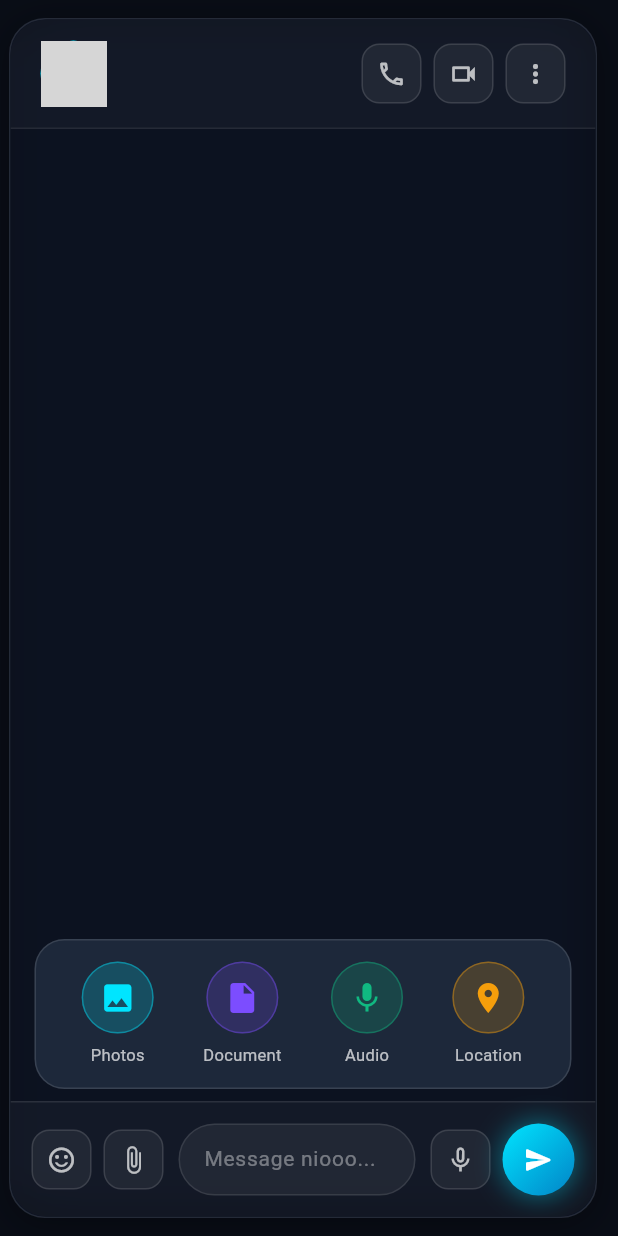
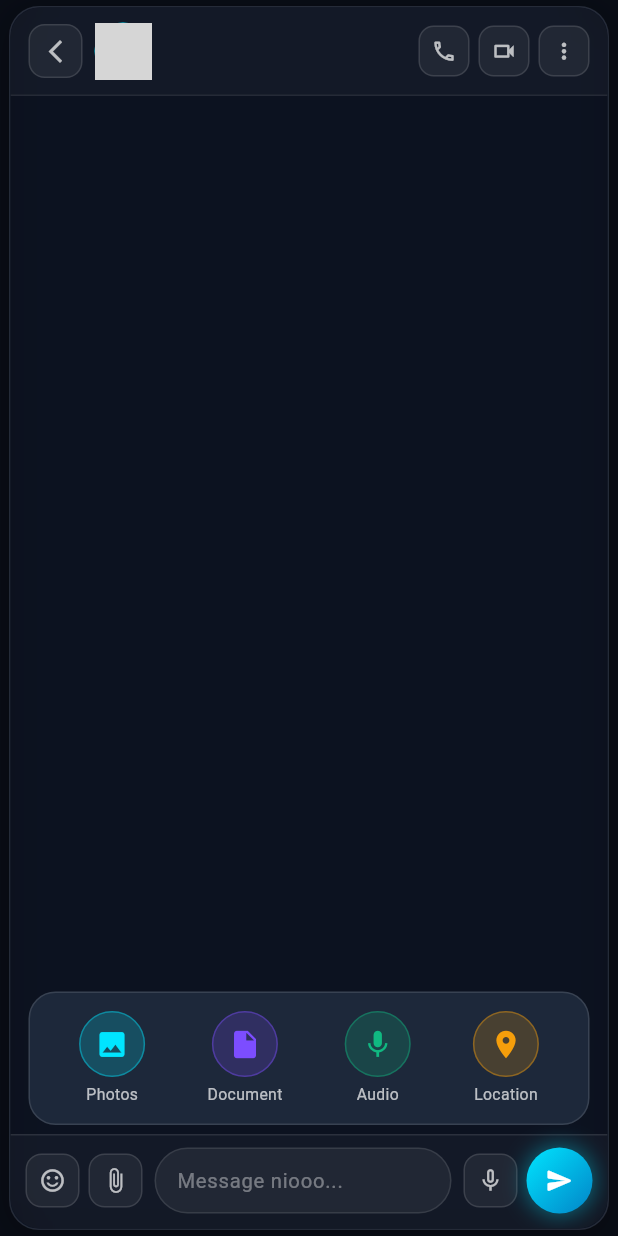
Before and after one commit to niooon-com/flutter-web-live, a Flutter app: the ConversationPage widget shown alone on an empty page, opened directly with empty values, item 2 of the bottom bar chosen, on a phone screen of 412 x 824 dp. Run offline on Flutter 3.47's test engine with Material 3 defaults, Android fonts, the phone set to English and light mode, and no system bars; network calls fail; grey boxes are pictures that could not be loaded.

Commit message:
feat: sync lib/pages/conversation_page.dart

```diff
--- a/lib/pages/conversation_page.dart
+++ b/lib/pages/conversation_page.dart
@@ -8,7 +8,7 @@ class ConversationPage extends StatefulWidget {
   final List<ChatMessage> messages;
   final Function(String) onSendMessage;
   final Function(String, bool) onStartCall;
-  final VoidCallback? onBack;
+  final VoidCallback onBack;
 
   const ConversationPage({
     super.key,
@@ -16,7 +16,7 @@ class ConversationPage extends StatefulWidget {
     required this.messages,
     required this.onSendMessage,
     required this.onStartCall,
-    this.onBack,
+    required this.onBack,
   });
 
   @override
@@ -49,7 +49,8 @@ class _ConversationPageState extends State<ConversationPage> {
   @override
   Widget build(BuildContext context) {
     return GlassContainer(
-      margin: const EdgeInsets.fromLTRB(6, 12, 14, 12),
+      margin: const EdgeInsets.symmetric(vertical: 4, horizontal: 6),
+      borderRadius: 20,
       child: Column(
         children: [
           // Conversation Header
@@ -61,7 +62,7 @@ class _ConversationPageState extends State<ConversationPage> {
           Expanded(
             child: ListView.builder(
               controller: _scrollController,
-              padding: const EdgeInsets.symmetric(horizontal: 20, vertical: 16),
+              padding: const EdgeInsets.symmetric(horizontal: 14, vertical: 12),
               itemCount: widget.messages.length,
               itemBuilder: (context, index) {
                 final msg = widget.messages[index];
@@ -82,24 +83,24 @@ class _ConversationPageState extends State<ConversationPage> {
 
   Widget _buildHeader() {
     return Container(
-      padding: const EdgeInsets.symmetric(horizontal: 20, vertical: 14),
+      padding: const EdgeInsets.symmetric(horizontal: 12, vertical: 10),
       color: Colors.white.withValues(alpha: 0.03),
       child: Row(
         children: [
-          if (widget.onBack != null)
-            Padding(
-              padding: const EdgeInsets.only(right: 8),
-              child: GlassIconButton(
-                icon: Icons.arrow_back,
+          // Prominent Back Button to exit chat and show bottom navigation
+          GlassIconButton(
+            icon: Icons.arrow_back_ios_new,
             tooltip: "Back to Chats",
             size: 36,
-                onTap: widget.onBack!,
+            onTap: widget.onBack,
           ),
-            ),
+          const SizedBox(width: 8),
+
+          // Avatar + Online indicator
           Stack(
             children: [
               CircleAvatar(
-                radius: 22,
+                radius: 19,
                 backgroundImage: NetworkImage(widget.contact.avatarUrl),
               ),
               if (widget.contact.isOnline)
@@ -107,56 +108,68 @@ class _ConversationPageState extends State<ConversationPage> {
                   right: 0,
                   bottom: 0,
                   child: Container(
-                    width: 12,
-                    height: 12,
+                    width: 10,
+                    height: 10,
                     decoration: BoxDecoration(
                       color: const Color(0xFF10B981),
                       shape: BoxShape.circle,
-                      border: Border.all(color: const Color(0xFF0F172A), width: 2),
+                      border: Border.all(color: const Color(0xFF0F172A), width: 1.8),
                     ),
                   ),
                 ),
             ],
           ),
-          const SizedBox(width: 14),
+          const SizedBox(width: 10),
+
+          // Name & Status
           Expanded(
             child: Column(
               crossAxisAlignment: CrossAxisAlignment.start,
+              mainAxisSize: MainAxisSize.min,
               children: [
                 Text(
                   widget.contact.name,
+                  maxLines: 1,
+                  overflow: TextOverflow.ellipsis,
                   style: const TextStyle(
                     color: Colors.white,
                     fontWeight: FontWeight.bold,
-                    fontSize: 16,
+                    fontSize: 15,
                   ),
                 ),
-                const SizedBox(height: 2),
+                const SizedBox(height: 1),
                 Text(
                   widget.contact.status,
+                  maxLines: 1,
+                  overflow: TextOverflow.ellipsis,
                   style: TextStyle(
                     color: widget.contact.isOnline ? const Color(0xFF00E5FF) : Colors.white38,
-                    fontSize: 12,
+                    fontSize: 11,
                   ),
                 ),
               ],
             ),
           ),
+
+          // Header Call Actions
           GlassIconButton(
             icon: Icons.phone_outlined,
             tooltip: "Voice Call",
+            size: 34,
             onTap: () => widget.onStartCall(widget.contact.name, false),
           ),
-          const SizedBox(width: 8),
+          const SizedBox(width: 6),
           GlassIconButton(
             icon: Icons.videocam_outlined,
             tooltip: "Video Call",
+            size: 34,
             onTap: () => widget.onStartCall(widget.contact.name, true),
           ),
-          const SizedBox(width: 8),
+          const SizedBox(width: 6),
           GlassIconButton(
             icon: Icons.more_vert,
-            tooltip: "More Options",
+            tooltip: "Options",
+            size: 34,
             onTap: () {},
           ),
         ],
@@ -165,11 +178,13 @@ class _ConversationPageState extends State<ConversationPage> {
   }
 
   Widget _buildMessageBubble(ChatMessage msg) {
+    final maxBubbleWidth = MediaQuery.of(context).size.width * 0.76;
+
     return Align(
       alignment: msg.isMe ? Alignment.centerRight : Alignment.centerLeft,
       child: Container(
-        margin: const EdgeInsets.symmetric(vertical: 6),
-        constraints: const BoxConstraints(maxWidth: 420),
+        margin: const EdgeInsets.symmetric(vertical: 5),
+        constraints: BoxConstraints(maxWidth: maxBubbleWidth.clamp(200.0, 420.0)),
         decoration: BoxDecoration(
           gradient: msg.isMe
               ? const LinearGradient(
@@ -180,10 +195,10 @@ class _ConversationPageState extends State<ConversationPage> {
               : null,
           color: msg.isMe ? null : Colors.white.withValues(alpha: 0.08),
           borderRadius: BorderRadius.only(
-            topLeft: const Radius.circular(18),
-            topRight: const Radius.circular(18),
-            bottomLeft: Radius.circular(msg.isMe ? 18 : 4),
-            bottomRight: Radius.circular(msg.isMe ? 4 : 18),
+            topLeft: const Radius.circular(16),
+            topRight: const Radius.circular(16),
+            bottomLeft: Radius.circular(msg.isMe ? 16 : 4),
+            bottomRight: Radius.circular(msg.isMe ? 4 : 16),
           ),
           border: Border.all(
             color: msg.isMe
@@ -193,44 +208,49 @@ class _ConversationPageState extends State<ConversationPage> {
           boxShadow: [
             BoxShadow(
               color: Colors.black.withValues(alpha: 0.2),
-              blurRadius: 10,
-              offset: const Offset(0, 3),
+              blurRadius: 8,
+              offset: const Offset(0, 2),
             ),
           ],
         ),
         child: ClipRRect(
-          borderRadius: BorderRadius.circular(18),
+          borderRadius: BorderRadius.circular(16),
           child: BackdropFilter(
             filter: ImageFilter.blur(sigmaX: 10, sigmaY: 10),
             child: Padding(
-              padding: const EdgeInsets.symmetric(horizontal: 16, vertical: 12),
+              padding: const EdgeInsets.symmetric(horizontal: 14, vertical: 10),
               child: Column(
                 crossAxisAlignment: CrossAxisAlignment.start,
+                mainAxisSize: MainAxisSize.min,
                 children: [
+                  // Audio message waveform preview
                   if (msg.attachmentType == "audio") ...[
                     Row(
                       mainAxisSize: MainAxisSize.min,
                       children: [
                         Container(
-                          width: 38,
-                          height: 38,
+                          width: 34,
+                          height: 34,
                           decoration: const BoxDecoration(
                             color: Color(0xFF00E5FF),
                             shape: BoxShape.circle,
                           ),
-                          child: const Icon(Icons.play_arrow, color: Colors.black),
+                          child: const Icon(Icons.play_arrow, color: Colors.black, size: 20),
                         ),
-                        const SizedBox(width: 12),
-                        Column(
+                        const SizedBox(width: 8),
+                        Flexible(
+                          child: Column(
                             crossAxisAlignment: CrossAxisAlignment.start,
+                            mainAxisSize: MainAxisSize.min,
                             children: [
                               Row(
+                                mainAxisSize: MainAxisSize.min,
                                 children: [
-                                for (var bar in [14, 22, 10, 26, 18, 12, 28, 20, 16, 24, 8, 18])
+                                  for (var bar in [12, 18, 8, 22, 16, 10, 24, 16, 14, 20])
                                     Container(
-                                    width: 3,
+                                      width: 2.5,
                                       height: bar.toDouble(),
-                                    margin: const EdgeInsets.symmetric(horizontal: 1.5),
+                                      margin: const EdgeInsets.symmetric(horizontal: 1.2),
                                       decoration: BoxDecoration(
                                         color: Colors.white70,
                                         borderRadius: BorderRadius.circular(2),
@@ -238,25 +258,26 @@ class _ConversationPageState extends State<ConversationPage> {
                                     ),
                                 ],
                               ),
-                            const SizedBox(height: 4),
-                            const Text("0:24 • Voice Note", style: TextStyle(color: Colors.white54, fontSize: 11)),
+                              const SizedBox(height: 3),
+                              const Text("0:24 • Voice Note", style: TextStyle(color: Colors.white54, fontSize: 10.5)),
                             ],
+                          ),
                         ),
                       ],
                     ),
-                    const SizedBox(height: 8),
+                    const SizedBox(height: 6),
                   ],
 
                   Text(
                     msg.text,
                     style: const TextStyle(
                       color: Colors.white,
-                      fontSize: 14.5,
+                      fontSize: 14,
                       height: 1.35,
                     ),
                   ),
 
-                  const SizedBox(height: 6),
+                  const SizedBox(height: 4),
 
                   Row(
                     mainAxisSize: MainAxisSize.min,
@@ -264,24 +285,24 @@ class _ConversationPageState extends State<ConversationPage> {
                     children: [
                       if (msg.reaction != null) ...[
                         Container(
-                          padding: const EdgeInsets.symmetric(horizontal: 6, vertical: 2),
+                          padding: const EdgeInsets.symmetric(horizontal: 5, vertical: 1.5),
                           decoration: BoxDecoration(
                             color: Colors.white.withValues(alpha: 0.15),
-                            borderRadius: BorderRadius.circular(10),
+                            borderRadius: BorderRadius.circular(8),
                           ),
-                          child: Text(msg.reaction!, style: const TextStyle(fontSize: 12)),
+                          child: Text(msg.reaction!, style: const TextStyle(fontSize: 11)),
                         ),
-                        const SizedBox(width: 8),
+                        const SizedBox(width: 6),
                       ],
                       Text(
                         msg.time,
-                        style: const TextStyle(color: Colors.white54, fontSize: 11),
+                        style: const TextStyle(color: Colors.white54, fontSize: 10.5),
                       ),
                       if (msg.isMe) ...[
-                        const SizedBox(width: 5),
+                        const SizedBox(width: 4),
                         Icon(
                           Icons.done_all,
-                          size: 15,
+                          size: 14,
                           color: msg.isRead ? const Color(0xFF38BDF8) : Colors.white38,
                         ),
                       ],
@@ -298,11 +319,11 @@ class _ConversationPageState extends State<ConversationPage> {
 
   Widget _buildAttachmentMenu() {
     return Container(
-      margin: const EdgeInsets.symmetric(horizontal: 16, vertical: 8),
-      padding: const EdgeInsets.all(14),
+      margin: const EdgeInsets.symmetric(horizontal: 12, vertical: 6),
+      padding: const EdgeInsets.all(12),
       decoration: BoxDecoration(
         color: const Color(0xFF1E293B).withValues(alpha: 0.95),
-        borderRadius: BorderRadius.circular(20),
+        borderRadius: BorderRadius.circular(18),
         border: Border.all(color: Colors.white.withValues(alpha: 0.12)),
       ),
       child: Row(
@@ -324,27 +345,30 @@ class _ConversationPageState extends State<ConversationPage> {
         widget.onSendMessage("Sent attachment: $label");
       },
       child: Column(
+        mainAxisSize: MainAxisSize.min,
         children: [
           Container(
-            width: 48,
-            height: 48,
+            width: 44,
+            height: 44,
             decoration: BoxDecoration(
               color: color.withValues(alpha: 0.2),
               shape: BoxShape.circle,
               border: Border.all(color: color.withValues(alpha: 0.4)),
             ),
-            child: Icon(icon, color: color, size: 24),
+            child: Icon(icon, color: color, size: 22),
           ),
-          const SizedBox(height: 6),
-          Text(label, style: const TextStyle(color: Colors.white70, fontSize: 11)),
+          const SizedBox(height: 4),
+          Text(label, style: const TextStyle(color: Colors.white70, fontSize: 10.5)),
         ],
       ),
     );
   }
 
   Widget _buildInputBar() {
-    return Container(
-      padding: const EdgeInsets.all(14),
+    return SafeArea(
+      top: false,
+      child: Container(
+        padding: const EdgeInsets.fromLTRB(10, 8, 10, 10),
         decoration: BoxDecoration(
           color: Colors.white.withValues(alpha: 0.03),
           border: const Border(top: BorderSide(color: Colors.white10)),
@@ -354,32 +378,34 @@ class _ConversationPageState extends State<ConversationPage> {
             GlassIconButton(
               icon: Icons.sentiment_satisfied_alt_outlined,
               tooltip: "Emoji",
+              size: 36,
               onTap: () {},
             ),
-          const SizedBox(width: 8),
+            const SizedBox(width: 6),
             GlassIconButton(
               icon: Icons.attach_file,
               tooltip: "Attachment",
+              size: 36,
               onTap: () => setState(() => _showAttachmentMenu = !_showAttachmentMenu),
             ),
-          const SizedBox(width: 10),
+            const SizedBox(width: 8),
             Expanded(
               child: Container(
-              height: 48,
-              padding: const EdgeInsets.symmetric(horizontal: 16),
+                height: 44,
+                padding: const EdgeInsets.symmetric(horizontal: 14),
                 decoration: BoxDecoration(
                   color: Colors.white.withValues(alpha: 0.06),
-                borderRadius: BorderRadius.circular(24),
+                  borderRadius: BorderRadius.circular(22),
                   border: Border.all(color: Colors.white.withValues(alpha: 0.1)),
                 ),
                 child: Center(
                   child: TextField(
                     controller: _textController,
                     onSubmitted: (_) => _handleSend(),
-                  style: const TextStyle(color: Colors.white, fontSize: 14),
+                    style: const TextStyle(color: Colors.white, fontSize: 13.5),
                     decoration: const InputDecoration(
                       hintText: "Message niooo...",
-                    hintStyle: TextStyle(color: Colors.white38, fontSize: 14),
+                      hintStyle: TextStyle(color: Colors.white38, fontSize: 13.5),
                       border: InputBorder.none,
                       isDense: true,
                     ),
@@ -387,42 +413,44 @@ class _ConversationPageState extends State<ConversationPage> {
                 ),
               ),
             ),
-          const SizedBox(width: 10),
+            const SizedBox(width: 8),
             GlassIconButton(
               icon: Icons.mic_none,
               tooltip: "Voice Note",
+              size: 36,
               onTap: () {
                 widget.onSendMessage("🎤 Voice message (0:15)");
               },
             ),
-          const SizedBox(width: 8),
+            const SizedBox(width: 6),
             GestureDetector(
               onTap: _handleSend,
               child: Container(
-              width: 48,
-              height: 48,
+                width: 44,
+                height: 44,
                 decoration: BoxDecoration(
                   gradient: const LinearGradient(
                     colors: [Color(0xFF00E5FF), Color(0xFF0284C7)],
                     begin: Alignment.topLeft,
                     end: Alignment.bottomRight,
                   ),
-                borderRadius: BorderRadius.circular(24),
+                  borderRadius: BorderRadius.circular(22),
                   boxShadow: [
                     BoxShadow(
                       color: const Color(0xFF00E5FF).withValues(alpha: 0.4),
-                    blurRadius: 14,
+                      blurRadius: 12,
                       spreadRadius: 1,
                     ),
                   ],
                 ),
                 child: const Center(
-                child: Icon(Icons.send_rounded, color: Colors.white, size: 20),
+                  child: Icon(Icons.send_rounded, color: Colors.white, size: 19),
                 ),
               ),
             ),
           ],
         ),
+      ),
     );
   }
 }
```
Lines whose indentation alone changed are shown as unchanged.
